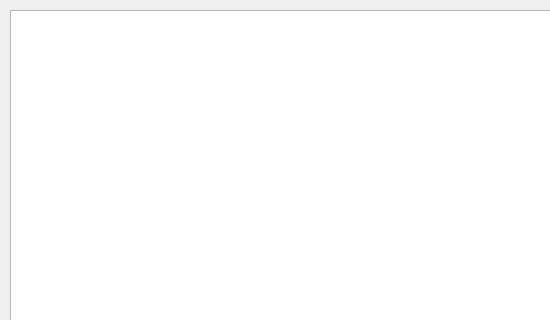
This is SeriesScraper/mainwindow.ui in martinLutz1/SeriesScraper as Qt 5 draws it before an edit; both pictures show x 0 to 550 and y 0 to 320 of the 1000 by 700 pixel window. The edited form follows.
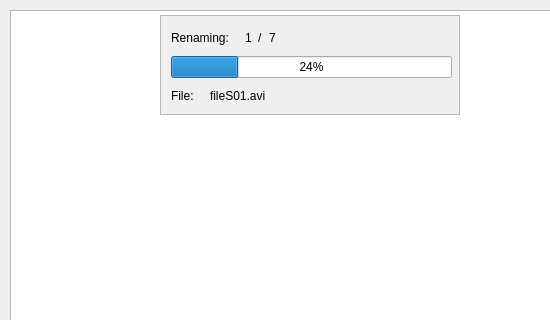
This is the edited form. Icons and pictures are not drawn.

Commit message: Feature: Rename progress widget

What changed in the file:
```diff
--- a/SeriesScraper/mainwindow.ui
+++ b/SeriesScraper/mainwindow.ui
@@ -67,24 +67,6 @@
      <enum>Qt::ScrollBarAsNeeded</enum>
     </property>
    </widget>
-   <widget class="QLineEdit" name="episodeLineEdit">
-    <property name="enabled">
-     <bool>true</bool>
-    </property>
-    <property name="geometry">
-     <rect>
-      <x>460</x>
-      <y>150</y>
-      <width>113</width>
-      <height>20</height>
-     </rect>
-    </property>
-    <property name="font">
-     <font>
-      <family>Segoe UI</family>
-     </font>
-    </property>
-   </widget>
    <widget class="QScrollArea" name="additionalInfoScrollArea">
     <property name="geometry">
      <rect>
@@ -845,10 +827,179 @@
      </layout>
     </widget>
    </widget>
-   <zorder>episodeLineEdit</zorder>
+   <widget class="QScrollArea" name="renameProgressScrollArea">
+    <property name="geometry">
+     <rect>
+      <x>160</x>
+      <y>15</y>
+      <width>300</width>
+      <height>100</height>
+     </rect>
+    </property>
+    <property name="verticalScrollBarPolicy">
+     <enum>Qt::ScrollBarAlwaysOff</enum>
+    </property>
+    <property name="horizontalScrollBarPolicy">
+     <enum>Qt::ScrollBarAlwaysOff</enum>
+    </property>
+    <property name="widgetResizable">
+     <bool>true</bool>
+    </property>
+    <widget class="QWidget" name="renameProgressWidget">
+     <property name="geometry">
+      <rect>
+       <x>0</x>
+       <y>0</y>
+       <width>298</width>
+       <height>98</height>
+      </rect>
+     </property>
+     <widget class="QWidget" name="verticalLayoutWidget">
+      <property name="geometry">
+       <rect>
+        <x>0</x>
+        <y>0</y>
+        <width>301</width>
+        <height>101</height>
+       </rect>
+      </property>
+      <layout class="QVBoxLayout" name="renamingProgressVerticalLayout">
+       <property name="leftMargin">
+        <number>10</number>
+       </property>
+       <property name="topMargin">
+        <number>10</number>
+       </property>
+       <property name="rightMargin">
+        <number>10</number>
+       </property>
+       <property name="bottomMargin">
+        <number>10</number>
+       </property>
+       <item>
+        <layout class="QHBoxLayout" name="renamingProgressLabelHorizontalLayout">
+         <item>
+          <widget class="QLabel" name="renamingLabel">
+           <property name="text">
+            <string>Renaming:</string>
+           </property>
+          </widget>
+         </item>
+         <item>
+          <spacer name="horizontalSpacer_4">
+           <property name="orientation">
+            <enum>Qt::Horizontal</enum>
+           </property>
+           <property name="sizeType">
+            <enum>QSizePolicy::Fixed</enum>
+           </property>
+           <property name="sizeHint" stdset="0">
+            <size>
+             <width>10</width>
+             <height>20</height>
+            </size>
+           </property>
+          </spacer>
+         </item>
+         <item>
+          <widget class="QLabel" name="renamingProgressCurrentObjectLabel">
+           <property name="text">
+            <string>1</string>
+           </property>
+          </widget>
+         </item>
+         <item>
+          <widget class="QLabel" name="renamingProgressOfLabel">
+           <property name="text">
+            <string>/</string>
+           </property>
+          </widget>
+         </item>
+         <item>
+          <widget class="QLabel" name="renamingProgressTotalObjectsLabel">
+           <property name="text">
+            <string>7</string>
+           </property>
+          </widget>
+         </item>
+         <item>
+          <spacer name="horizontalSpacer_5">
+           <property name="orientation">
+            <enum>Qt::Horizontal</enum>
+           </property>
+           <property name="sizeHint" stdset="0">
+            <size>
+             <width>40</width>
+             <height>20</height>
+            </size>
+           </property>
+          </spacer>
+         </item>
+        </layout>
+       </item>
+       <item>
+        <widget class="QProgressBar" name="renamingProgressBar">
+         <property name="value">
+          <number>24</number>
+         </property>
+        </widget>
+       </item>
+       <item>
+        <layout class="QHBoxLayout" name="renamingProgressFileOutputHorizontalLayout">
+         <item>
+          <widget class="QLabel" name="renamingProgressFileOutputLabel">
+           <property name="text">
+            <string>File:</string>
+           </property>
+          </widget>
+         </item>
+         <item>
+          <spacer name="horizontalSpacer_6">
+           <property name="orientation">
+            <enum>Qt::Horizontal</enum>
+           </property>
+           <property name="sizeType">
+            <enum>QSizePolicy::Fixed</enum>
+           </property>
+           <property name="sizeHint" stdset="0">
+            <size>
+             <width>10</width>
+             <height>20</height>
+            </size>
+           </property>
+          </spacer>
+         </item>
+         <item>
+          <widget class="QLabel" name="renamingProgressCurrentFileLabel">
+           <property name="text">
+            <string>fileS01.avi</string>
+           </property>
+          </widget>
+         </item>
+         <item>
+          <spacer name="horizontalSpacer_7">
+           <property name="orientation">
+            <enum>Qt::Horizontal</enum>
+           </property>
+           <property name="sizeHint" stdset="0">
+            <size>
+             <width>40</width>
+             <height>20</height>
+            </size>
+           </property>
+          </spacer>
+         </item>
+        </layout>
+       </item>
+      </layout>
+     </widget>
+    </widget>
+   </widget>
    <zorder>additionalInfoScrollArea</zorder>
    <zorder>centralControlElementWidget</zorder>
    <zorder>episodeNameTable</zorder>
+   <zorder>renameProgressScrollArea</zorder>
+   <zorder>horizontalLayoutWidget_6</zorder>
   </widget>
   <widget class="QStatusBar" name="statusBar">
    <property name="toolTip">
```
The commit also changes 10 other files.
